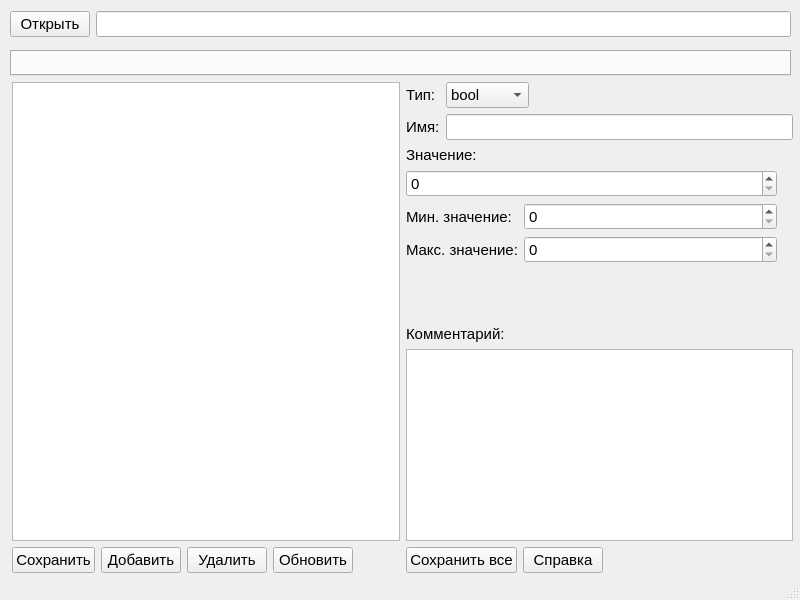
Old version of the form mainwindow.ui in the repository Jerely/cfgeditor-ui.
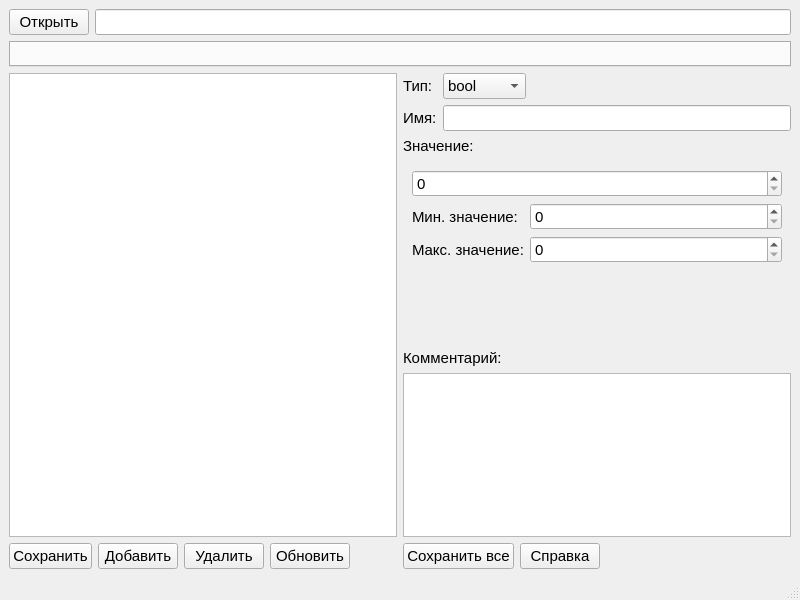
New version of the form. The open tabs and pages were chosen to show the change. Custom widgets are drawn as their Qt base class.

Commit message: Можно менять размер окна, поменял хоткеи, лог в /tmp.

The edit to the form file:
```diff
--- a/mainwindow.ui
+++ b/mainwindow.ui
@@ -18,38 +18,16 @@
   </property>
   <property name="maximumSize">
    <size>
-    <width>800</width>
-    <height>600</height>
+    <width>16777215</width>
+    <height>16777215</height>
    </size>
   </property>
   <property name="windowTitle">
    <string>CFGReader</string>
   </property>
   <widget class="QWidget" name="centralwidget">
-   <widget class="QTabWidget" name="tabsWidget">
-    <property name="geometry">
-     <rect>
-      <x>10</x>
-      <y>50</y>
-      <width>781</width>
-      <height>26</height>
-     </rect>
-    </property>
-    <property name="font">
-     <font>
-      <pointsize>8</pointsize>
-     </font>
-    </property>
-   </widget>
-   <widget class="QWidget" name="layoutWidget">
-    <property name="geometry">
-     <rect>
-      <x>10</x>
-      <y>10</y>
-      <width>781</width>
-      <height>28</height>
-     </rect>
-    </property>
+   <layout class="QVBoxLayout" name="verticalLayout_4">
+    <item>
     <layout class="QHBoxLayout" name="horizontalLayout_4">
      <item>
       <widget class="QPushButton" name="openPushButton">
@@ -73,16 +51,29 @@
       </widget>
      </item>
     </layout>
-   </widget>
-   <widget class="QWidget" name="layoutWidget">
-    <property name="geometry">
-     <rect>
-      <x>12</x>
-      <y>82</y>
-      <width>781</width>
-      <height>491</height>
-     </rect>
-    </property>
+    </item>
+    <item>
+     <widget class="QTabWidget" name="tabsWidget">
+      <property name="minimumSize">
+       <size>
+        <width>0</width>
+        <height>26</height>
+       </size>
+      </property>
+      <property name="maximumSize">
+       <size>
+        <width>16777215</width>
+        <height>26</height>
+       </size>
+      </property>
+      <property name="font">
+       <font>
+        <pointsize>8</pointsize>
+       </font>
+      </property>
+     </widget>
+    </item>
+    <item>
     <layout class="QHBoxLayout" name="horizontalLayout_3">
      <item>
       <layout class="QVBoxLayout" name="verticalLayout_5">
@@ -251,7 +242,7 @@
        <item>
         <widget class="QStackedWidget" name="stackedWidget">
          <property name="currentIndex">
-          <number>1</number>
+           <number>0</number>
          </property>
          <widget class="QWidget" name="page">
           <widget class="QCheckBox" name="valueCheckBox">
@@ -274,15 +265,9 @@
           </widget>
          </widget>
          <widget class="QWidget" name="page_2">
+           <layout class="QGridLayout" name="gridLayout">
+            <item row="0" column="0">
           <widget class="QPlainTextEdit" name="valueTextEdit">
-           <property name="geometry">
-            <rect>
-             <x>0</x>
-             <y>0</y>
-             <width>371</width>
-             <height>101</height>
-            </rect>
-           </property>
            <property name="font">
             <font>
              <pointsize>11</pointsize>
@@ -292,17 +277,12 @@
             <bool>true</bool>
            </property>
           </widget>
+            </item>
+           </layout>
          </widget>
          <widget class="QWidget" name="page_3">
-          <widget class="QWidget" name="layoutWidget">
-           <property name="geometry">
-            <rect>
-             <x>0</x>
-             <y>0</y>
-             <width>371</width>
-             <height>94</height>
-            </rect>
-           </property>
+           <layout class="QGridLayout" name="gridLayout_2">
+            <item row="0" column="0">
            <layout class="QVBoxLayout" name="verticalLayout">
             <item>
              <widget class="QtLongLongSpinBox" name="valueSpinBox">
@@ -363,18 +343,12 @@
              </layout>
             </item>
            </layout>
-          </widget>
+            </item>
+           </layout>
          </widget>
          <widget class="QWidget" name="page_4">
-          <widget class="QWidget" name="layoutWidget">
-           <property name="geometry">
-            <rect>
-             <x>0</x>
-             <y>0</y>
-             <width>371</width>
-             <height>94</height>
-            </rect>
-           </property>
+           <layout class="QGridLayout" name="gridLayout_3">
+            <item row="0" column="0">
            <layout class="QVBoxLayout" name="verticalLayout_2">
             <item>
              <widget class="QDoubleSpinBox" name="valueDoubleSpinBox">
@@ -462,7 +436,8 @@
              </layout>
             </item>
            </layout>
-          </widget>
+            </item>
+           </layout>
          </widget>
         </widget>
        </item>
@@ -540,7 +515,8 @@
       </layout>
      </item>
     </layout>
-   </widget>
+    </item>
+   </layout>
   </widget>
   <widget class="QStatusBar" name="statusbar"/>
  </widget>
```
Lines whose indentation alone changed are shown as unchanged. The commit also changes 4 other files.
